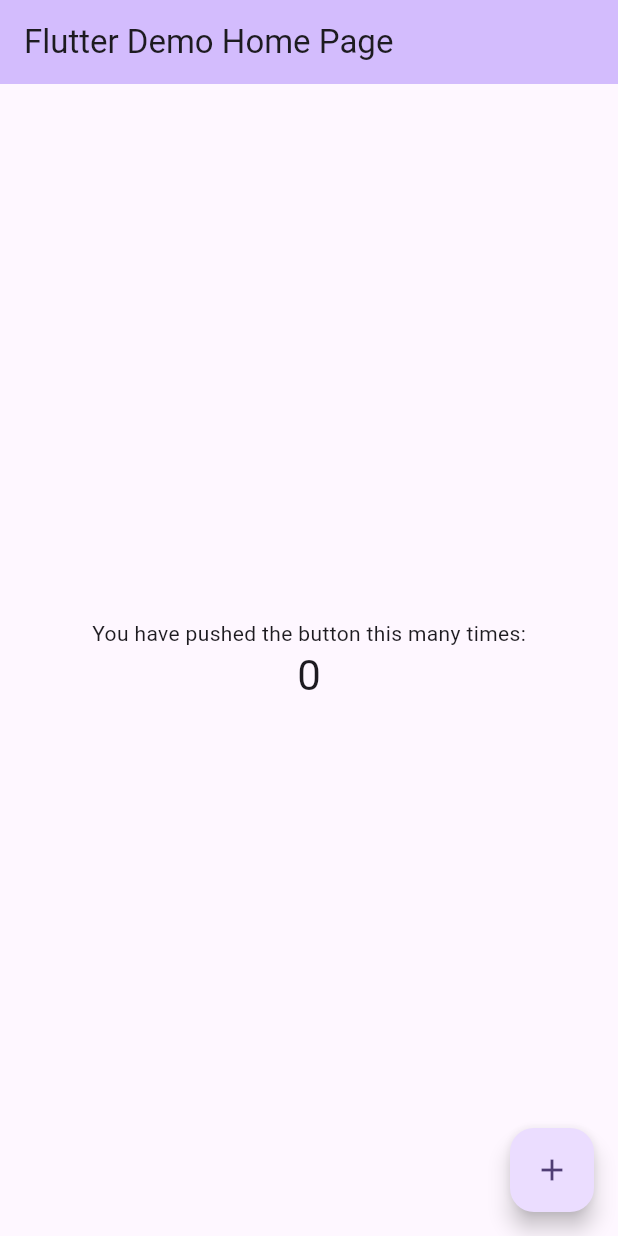
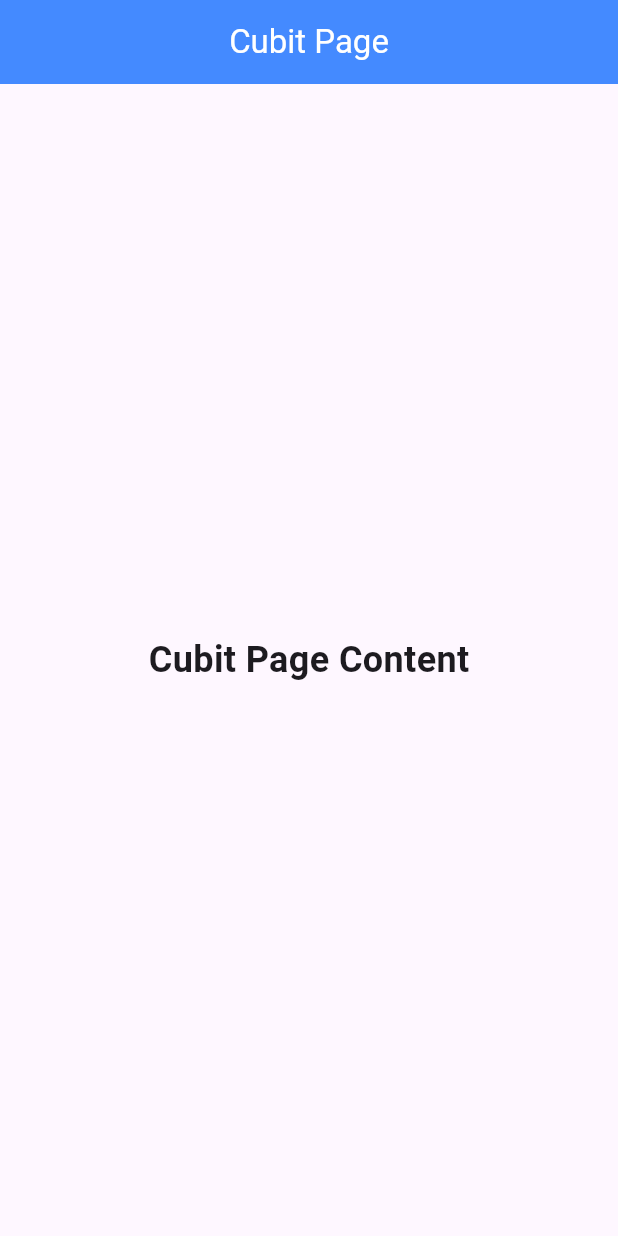
Before and after one commit to farhamapple/flutter_bloc_app, a Flutter app: the screen it shows after launch, on a phone screen of 412 x 824 dp. Run offline on Flutter 3.47's test engine with Material 3 defaults, Android fonts, the phone set to English and light mode, and no system bars.

Commit message:
feat: Stream Done, WIP : Cubit Basic

```diff
--- /dev/null
+++ b/lib/cubit_page.dart
@@ -0,0 +1,22 @@
+import 'package:flutter/material.dart';
+
+class CubitPage extends StatelessWidget {
+  const CubitPage({super.key});
+
+  @override
+  Widget build(BuildContext context) {
+    return Scaffold(
+      appBar: AppBar(
+        title: const Text('Cubit Page', style: TextStyle(color: Colors.white)),
+        centerTitle: true,
+        backgroundColor: Colors.blueAccent,
+      ),
+      body: Center(
+        child: Text(
+          'Cubit Page Content',
+          style: TextStyle(fontSize: 24, fontWeight: FontWeight.bold),
+        ),
+      ),
+    );
+  }
+}
--- a/lib/main.dart
+++ b/lib/main.dart
@@ -1,4 +1,6 @@
 import 'package:flutter/material.dart';
+import 'package:flutter_bloc_app/cubit_page.dart';
+import 'package:flutter_bloc_app/stream_page.dart';
 
 void main() {
   runApp(const MyApp());
@@ -11,112 +13,13 @@ class MyApp extends StatelessWidget {
   @override
   Widget build(BuildContext context) {
     return MaterialApp(
+      debugShowCheckedModeBanner: false,
       title: 'Flutter Demo',
       theme: ThemeData(
-        // This is the theme of your application.
-        //
-        // TRY THIS: Try running your application with "flutter run". You'll see
-        // the application has a purple toolbar. Then, without quitting the app,
-        // try changing the seedColor in the colorScheme below to Colors.green
-        // and then invoke "hot reload" (save your changes or press the "hot
-        // reload" button in a Flutter-supported IDE, or press "r" if you used
-        // the command line to start the app).
-        //
-        // Notice that the counter didn't reset back to zero; the application
-        // state is not lost during the reload. To reset the state, use hot
-        // restart instead.
-        //
-        // This works for code too, not just values: Most code changes can be
-        // tested with just a hot reload.
         colorScheme: ColorScheme.fromSeed(seedColor: Colors.deepPurple),
       ),
-      home: const MyHomePage(title: 'Flutter Demo Home Page'),
+      // home: const StreamPage(),
+      home: const CubitPage(),
     );
   }
 }
-
-class MyHomePage extends StatefulWidget {
-  const MyHomePage({super.key, required this.title});
-
-  // This widget is the home page of your application. It is stateful, meaning
-  // that it has a State object (defined below) that contains fields that affect
-  // how it looks.
-
-  // This class is the configuration for the state. It holds the values (in this
-  // case the title) provided by the parent (in this case the App widget) and
-  // used by the build method of the State. Fields in a Widget subclass are
-  // always marked "final".
-
-  final String title;
-
-  @override
-  State<MyHomePage> createState() => _MyHomePageState();
-}
-
-class _MyHomePageState extends State<MyHomePage> {
-  int _counter = 0;
-
-  void _incrementCounter() {
-    setState(() {
-      // This call to setState tells the Flutter framework that something has
-      // changed in this State, which causes it to rerun the build method below
-      // so that the display can reflect the updated values. If we changed
-      // _counter without calling setState(), then the build method would not be
-      // called again, and so nothing would appear to happen.
-      _counter++;
-    });
-  }
-
-  @override
-  Widget build(BuildContext context) {
-    // This method is rerun every time setState is called, for instance as done
-    // by the _incrementCounter method above.
-    //
-    // The Flutter framework has been optimized to make rerunning build methods
-    // fast, so that you can just rebuild anything that needs updating rather
-    // than having to individually change instances of widgets.
-    return Scaffold(
-      appBar: AppBar(
-        // TRY THIS: Try changing the color here to a specific color (to
-        // Colors.amber, perhaps?) and trigger a hot reload to see the AppBar
-        // change color while the other colors stay the same.
-        backgroundColor: Theme.of(context).colorScheme.inversePrimary,
-        // Here we take the value from the MyHomePage object that was created by
-        // the App.build method, and use it to set our appbar title.
-        title: Text(widget.title),
-      ),
-      body: Center(
-        // Center is a layout widget. It takes a single child and positions it
-        // in the middle of the parent.
-        child: Column(
-          // Column is also a layout widget. It takes a list of children and
-          // arranges them vertically. By default, it sizes itself to fit its
-          // children horizontally, and tries to be as tall as its parent.
-          //
-          // Column has various properties to control how it sizes itself and
-          // how it positions its children. Here we use mainAxisAlignment to
-          // center the children vertically; the main axis here is the vertical
-          // axis because Columns are vertical (the cross axis would be
-          // horizontal).
-          //
-          // TRY THIS: Invoke "debug painting" (choose the "Toggle Debug Paint"
-          // action in the IDE, or press "p" in the console), to see the
-          // wireframe for each widget.
-          mainAxisAlignment: MainAxisAlignment.center,
-          children: <Widget>[
-            const Text('You have pushed the button this many times:'),
-            Text(
-              '$_counter',
-              style: Theme.of(context).textTheme.headlineMedium,
-            ),
-          ],
-        ),
-      ),
-      floatingActionButton: FloatingActionButton(
-        onPressed: _incrementCounter,
-        tooltip: 'Increment',
-        child: const Icon(Icons.add),
-      ), // This trailing comma makes auto-formatting nicer for build methods.
-    );
-  }
-}
```
Also changed, not shown: lib/stream_page.dart (added, +40 -0 lines).
